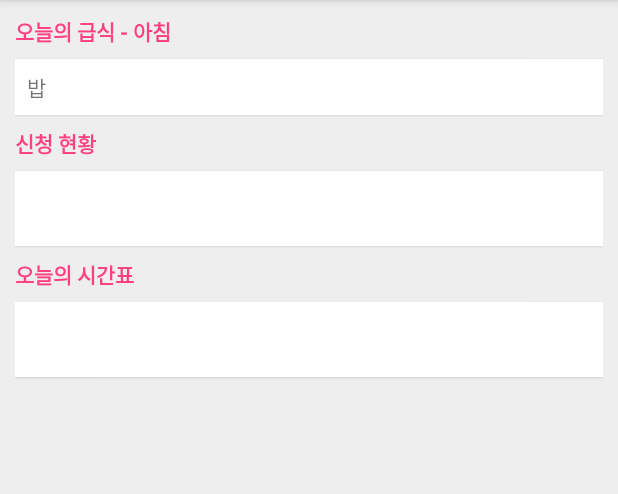
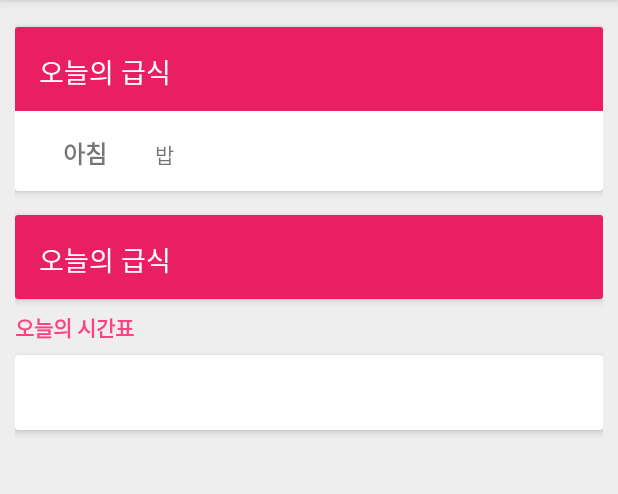
Before and after one commit to endlessdev/DimigoIN-Android, an Android app: the MainFragment screen opened directly, with no data from a screen before it, on a phone screen of 412 x 824 dp, the part 84-578 px from its top. Run offline under Robolectric (Android 15) with nearby library versions, the phone set to English and light mode, and no system bars; our stand-ins replace ButterKnife; libraries missing offline, so code that uses them is left out: jp.wasabeef.glide; pictures from the network do not load; 9 statements that could not run were skipped.

Commit message:
dimibob design up

```diff
--- a/app/build.gradle
+++ b/app/build.gradle
@@ -31,24 +31,21 @@ repositories {
 }
 
 dependencies {
-    compile fileTree(dir: 'libs', include: ['*.jar'])
-
+    compile fileTree(include: ['*.jar'], dir: 'libs')
     testCompile 'junit:junit:4.12'
-
-// 플러그인
-    apply plugin: 'com.android.application' // or apply plugin: 'java'
+    // 플러그인
+    apply plugin: 'com.android.application'
+    // or apply plugin: 'java'
     apply plugin: 'me.tatarka.retrolambda'
 
 // 필수 라이브러리
-    compile 'com.android.support:appcompat-v7:24.0.0-alpha1'
-    compile 'com.android.support:support-v4:24.0.0-alpha1'
-
+    compile 'com.android.support:support-v4:23.3.0'
+    compile 'com.android.support:appcompat-v7:23.3.0'
 // 코딩 라이브러리
     // 어노테이션
     compile 'com.jakewharton:butterknife:7.0.1'
     // GMS 라이브러리
     compile 'com.google.android.gms:play-services-gcm:8.4.0'
-
 // 디자인 라이브러리
     // 버튼 디자인 라이브러리
     compile 'me.relex:circleindicator:1.1.5@aar'
@@ -56,13 +53,11 @@ dependencies {
     compile 'com.github.bumptech.glide:glide:3.6.1'
     compile 'jp.wasabeef:glide-transformations:1.3.1'
     // 구글 디자인 서포트
-    compile 'com.android.support:cardview-v7:24.0.0-alpha1'
-    compile 'com.android.support:design:24.0.0-alpha1'
-
-// 위젯 라이브러리
+    compile 'com.android.support:cardview-v7:23.3.0'
+    compile 'com.android.support:design:23.3.0'
+    // 위젯 라이브러리
     compile 'jp.wasabeef:richeditor-android:1.2.0'
     compile 'com.github.dmytrodanylyk.android-process-button:library:1.0.4'
-
 // 파싱 라이브러리
     // HTML 파싱 라이브러리
     compile 'org.jsoup:jsoup:1.8.1'
--- a/app/src/main/java/us/narin/dimigoin/api/ApiRequests.java
+++ b/app/src/main/java/us/narin/dimigoin/api/ApiRequests.java
@@ -60,7 +60,9 @@ public interface ApiRequests {
     );
 
     @GET("/pages/dimibob_getdata.php")
-    Call<Meal> requestMeal();
+    Call<Meal> requestMeal(
+            @Query("d") String date
+    );
 
 
 
--- a/app/src/main/java/us/narin/dimigoin/fragments/navigation/MainFragment.java
+++ b/app/src/main/java/us/narin/dimigoin/fragments/navigation/MainFragment.java
@@ -39,34 +39,14 @@ public class MainFragment extends Fragment {
     private TextView txtMealTitle;
     private TextView txtMealContent;
 
-    private Handler handler;
-
     private int nowTime = Integer.valueOf((new SimpleDateFormat("HH")).format(new Date()));
 
     @Override
     public View onCreateView(LayoutInflater inflater, ViewGroup container, Bundle savedInstanceState) {
         View returnView = designInit(inflater, container);
 
-        (new Thread() {
-            @Override
-            public void run() {
-                super.run();
-
-                try {
-                    Document doc;
-                    Elements titles = null;
-
-                    doc = Jsoup.connect("http://dimigo.in/index.php").get();
-                    titles = doc.select("div.wrapper div.at-content div.container div.row div div div.resp_3 div");
-
-                    for(Element e: titles){
-                        txtMealTitle.setText(e.text());
-                    }
-                } catch (IOException ioe) {}
-            }
-        }).run();
-
-        meal = apiRequests.requestMeal();
+        final String today = (new SimpleDateFormat("yyyyMMdd")).format(new Date());
+        meal = apiRequests.requestMeal(today);
         meal.enqueue(new Callback<Meal>() {
             @Override
             public void onResponse(Response<Meal> response) {
@@ -78,7 +58,7 @@ public class MainFragment extends Fragment {
                     if(nowTime <= 8) {
                         mealContent = meals.getMealBreakfast();
                         mealTitle = getString(R.string.home_title_today_meal_breakfast);
-                    } else if(nowTime <= 13) {
+                    } else if(nowTime <= 14) {
                         mealContent = meals.getMealLunch();
                         mealTitle = getString(R.string.home_title_today_meal_lunch);
                     }else if(nowTime <= 18 || nowTime >= 18) {
@@ -90,6 +70,8 @@ public class MainFragment extends Fragment {
 
                     txtMealContent.setText(mealContent.replaceAll("/", " "));
                     txtMealTitle.setText(mealTitle);
+                } else {
+                    txtMealContent.setText(response.errorBody().toString() + " [C] " + response.code());
                 }
 
             }
@@ -110,7 +92,7 @@ public class MainFragment extends Fragment {
         TabLayout tabLayout = ((MainActivity)getActivity()).mTabLayout;
         tabLayout.setVisibility(View.GONE);
 
-        txtMealTitle = (TextView)mView.findViewById(R.id.txt_meal_title);
+        txtMealTitle = (TextView)mView.findViewById(R.id.txt_meal_time);
         txtMealContent = (TextView)mView.findViewById(R.id.txt_meal_content);
 
         return mView;
--- a/app/src/main/java/us/narin/dimigoin/model/pojo/Report.java
+++ b/app/src/main/java/us/narin/dimigoin/model/pojo/Report.java
@@ -4,6 +4,7 @@ package us.narin.dimigoin.model.pojo;
  * Created by Seungwoo on 2015. 12. 24..
  */
 public class Report {
+
 
     String reportSubject;
     String reportTeacher;
--- a/app/src/main/res/layout/fragment_main.xml
+++ b/app/src/main/res/layout/fragment_main.xml
@@ -21,12 +21,6 @@
             android:layout_marginTop="10dp"
             android:orientation="vertical">
 
-            <TextView android:id="@+id/txt_meal_title"
-                style="@style/ContentTitle"
-                android:layout_width="wrap_content"
-                android:layout_height="wrap_content"
-                android:text="@string/home_title_today_meal_breakfast" />
-
             <android.support.v7.widget.CardView
                 style="@style/ContentCard"
                 android:layout_width="match_parent"
@@ -39,32 +33,64 @@
                     android:layout_height="wrap_content"
                     android:orientation="vertical">
 
-                    <TextView
-                        android:id="@+id/txt_meal_content"
+                    <TextView android:id="@+id/txt_meal_title"
+                        android:textColor="#fff"
+                        android:textSize="18sp"
+                        android:background="@color/colorPrimary"
+                        android:layout_width="match_parent"
+                        android:layout_height="56dp"
+                        android:padding="16dp"
+                        android:gravity="center_vertical"
+                        android:text="@string/home_title_today_meal" />
+
+                    <LinearLayout
                         android:layout_width="wrap_content"
-                        android:layout_height="wrap_content"
-                        android:layout_margin="8dp"
-                        android:text="밥" />
+                        android:layout_height="match_parent"
+                        android:paddingLeft="16dp"
+                        android:orientation="horizontal">
 
+                        <TextView
+                            android:id="@+id/txt_meal_time"
+                            android:layout_width="wrap_content"
+                            android:layout_height="match_parent"
+                            android:gravity="center"
+                            android:layout_margin="16dp"
+                            android:textStyle="bold"
+                            android:textSize="16sp"
+                            android:text="아침" />
+
+                        <TextView
+                            android:id="@+id/txt_meal_content"
+                            android:layout_width="wrap_content"
+                            android:layout_height="wrap_content"
+                            android:layout_margin="16dp"
+                            android:text="밥"/>
+                    </LinearLayout>
                 </LinearLayout>
 
             </android.support.v7.widget.CardView>
 
-
-            <TextView
-                style="@style/ContentTitle"
-                android:layout_width="wrap_content"
-                android:layout_height="wrap_content"
-                android:text="신청 현황" />
-
             <android.support.v7.widget.CardView
                 style="@style/ContentCard"
                 android:layout_width="match_parent"
-                android:layout_height="50dp"
+                android:layout_height="wrap_content"
                 android:layout_marginBottom="8dp"
                 android:layout_marginTop="8dp">
 
-
+                <LinearLayout
+                    android:layout_width="match_parent"
+                    android:layout_height="match_parent"
+                    android:orientation="vertical">
+                    <TextView
+                        android:textColor="#fff"
+                        android:textSize="18sp"
+                        android:background="@color/colorPrimary"
+                        android:layout_width="match_parent"
+                        android:layout_height="56dp"
+                        android:padding="16dp"
+                        android:gravity="center_vertical"
+                        android:text="@string/home_title_today_meal" />
+                </LinearLayout>
             </android.support.v7.widget.CardView>
 
 
--- a/app/src/main/res/values/strings.xml
+++ b/app/src/main/res/values/strings.xml
@@ -62,9 +62,10 @@
     <string name="login_failed_network_msg">네트워크를 확인해주세요.</string>
     <string name="login_succeed_msg">로그인 성공</string>
     <string name="login_processing_msg">로그인 중입니다.</string>
-    <string name="home_title_today_meal_breakfast">오늘의 급식 - 아침</string>
-    <string name="home_title_today_meal_lunch">오늘의 급식 - 점심</string>
-    <string name="home_title_today_meal_dinner">오늘의 급식 - 저녁</string>
+    <string name="home_title_today_meal">오늘의 급식</string>
+    <string name="home_title_today_meal_breakfast">아침</string>
+    <string name="home_title_today_meal_lunch">점심</string>
+    <string name="home_title_today_meal_dinner">저녁</string>
     <string name="row_bbs_content_write_comment">댓글 작성</string>
     <string name="row_bbs_content_post_hit">좋아요</string>
     <string name="row_bbs_content_more_info">더 보기</string>
--- a/app/src/main/res/values/styles.xml
+++ b/app/src/main/res/values/styles.xml
@@ -39,8 +39,8 @@
     <!---->
     <style name="ContentCard" parent="CardView.Light">
         <item name="android:foreground">?android:attr/selectableItemBackground</item>
-        <item name="cardCornerRadius">0dp</item>
-        <item name="cardElevation">1dp</item>
+        <item name="cardCornerRadius">2dp</item>
+        <item name="cardElevation">3dp</item>
     </style>
 
     <style name="ContentTitle">
```
Also changed, not shown: 1 other file.
